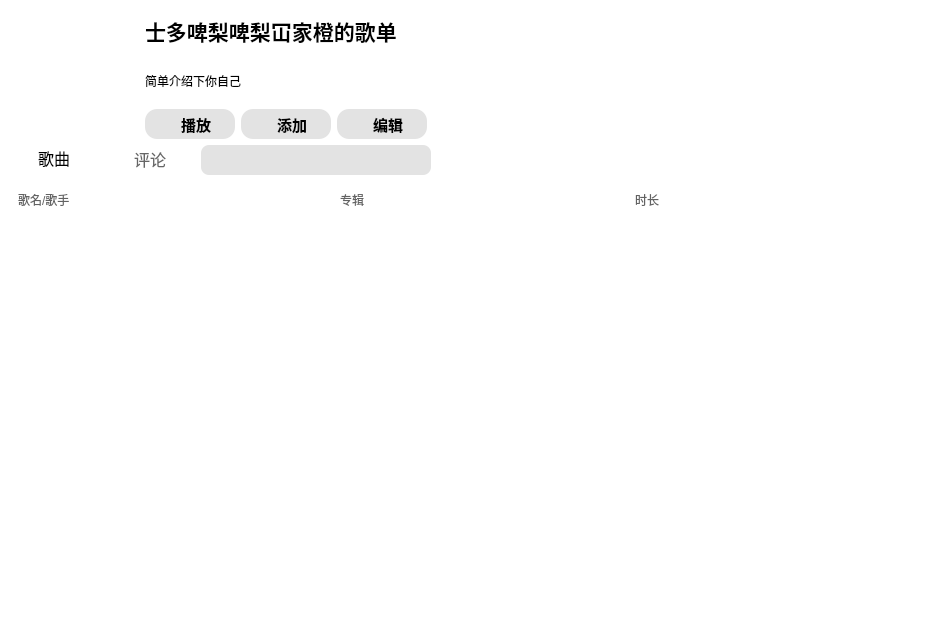
The window that music_widget.ui (Key2209/LoMei_MusicPlayer) describes before a commit, drawn with Qt 5.
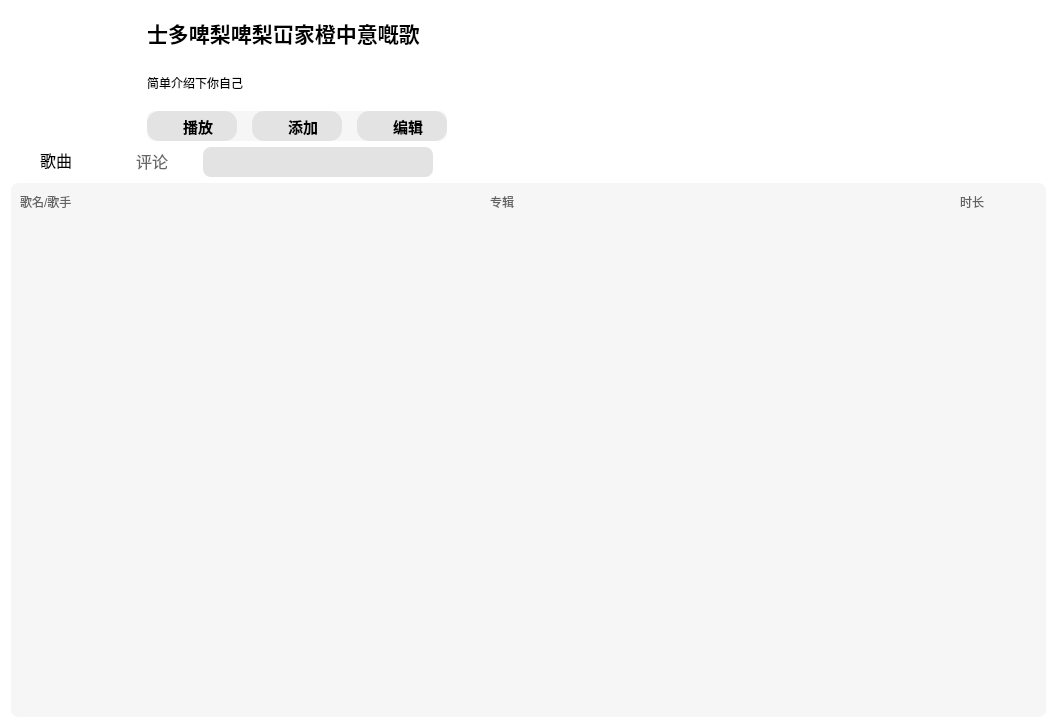
The same window after the commit. Icons and pictures are not drawn.

Diff of the .ui file:
```diff
--- a/music_widget.ui
+++ b/music_widget.ui
@@ -6,8 +6,8 @@
    <rect>
     <x>0</x>
     <y>0</y>
-    <width>941</width>
-    <height>618</height>
+    <width>1057</width>
+    <height>728</height>
    </rect>
   </property>
   <property name="windowTitle">
@@ -17,36 +17,11 @@
    <string notr="true">border-radius:8px;
 background-color: rgb(255, 255, 255);</string>
   </property>
-  <layout class="QGridLayout" name="gridLayout_4">
-   <property name="leftMargin">
-    <number>0</number>
-   </property>
-   <property name="topMargin">
-    <number>0</number>
-   </property>
-   <property name="rightMargin">
-    <number>0</number>
-   </property>
-   <property name="bottomMargin">
-    <number>9</number>
-   </property>
-   <property name="spacing">
-    <number>0</number>
-   </property>
-   <item row="0" column="0">
-    <layout class="QVBoxLayout" name="verticalLayout_2">
-     <item>
-      <widget class="QStackedWidget" name="stackedWidget">
-       <property name="styleSheet">
-        <string notr="true">boder:none;</string>
-       </property>
-       <property name="currentIndex">
-        <number>0</number>
-       </property>
-       <widget class="QWidget" name="page">
         <layout class="QGridLayout" name="gridLayout_3">
          <item row="0" column="0">
-          <layout class="QHBoxLayout" name="horizontalLayout_6">
+    <layout class="QVBoxLayout" name="verticalLayout_3">
+     <item>
+      <layout class="QHBoxLayout" name="horizontalLayout_2">
            <item>
             <widget class="QLabel" name="label_songImage">
              <property name="minimumSize">
@@ -85,7 +60,14 @@
 background: transparent;</string>
                </property>
                <property name="text">
-                <string>&lt;html&gt;&lt;head/&gt;&lt;body&gt;&lt;p&gt;&lt;span style=&quot; font-size:16pt; font-weight:700;&quot;&gt;士多啤梨啤梨冚家橙的歌单&lt;/span&gt;&lt;/p&gt;&lt;/body&gt;&lt;/html&gt;</string>
+            <string>&lt;!DOCTYPE HTML PUBLIC &quot;-//W3C//DTD HTML 4.0//EN&quot; &quot;http://www.w3.org/TR/REC-html40/strict.dtd&quot;&gt;
+&lt;html&gt;&lt;head&gt;&lt;meta name=&quot;qrichtext&quot; content=&quot;1&quot; /&gt;&lt;meta charset=&quot;utf-8&quot; /&gt;&lt;style type=&quot;text/css&quot;&gt;
+p, li { white-space: pre-wrap; }
+hr { height: 1px; border-width: 0; }
+li.unchecked::marker { content: &quot;\2610&quot;; }
+li.checked::marker { content: &quot;\2612&quot;; }
+&lt;/style&gt;&lt;/head&gt;&lt;body style=&quot; font-family:'Microsoft YaHei UI'; font-size:9pt; font-weight:400; font-style:normal;&quot;&gt;
+&lt;p style=&quot; margin-top:12px; margin-bottom:12px; margin-left:0px; margin-right:0px; -qt-block-indent:0; text-indent:0px;&quot;&gt;&lt;span style=&quot; font-size:16pt; font-weight:700;&quot;&gt;士多啤梨啤梨冚家橙中意嘅歌&lt;/span&gt;&lt;/p&gt;&lt;/body&gt;&lt;/html&gt;</string>
                </property>
               </widget>
              </item>
@@ -101,7 +83,43 @@
               </widget>
              </item>
              <item>
-              <layout class="QHBoxLayout" name="horizontalLayout_5">
+          <widget class="QWidget" name="widget" native="true">
+           <property name="minimumSize">
+            <size>
+             <width>300</width>
+             <height>30</height>
+            </size>
+           </property>
+           <property name="maximumSize">
+            <size>
+             <width>300</width>
+             <height>30</height>
+            </size>
+           </property>
+           <property name="styleSheet">
+            <string notr="true">background-color: #F6F6F6;</string>
+           </property>
+           <layout class="QGridLayout" name="gridLayout_2">
+            <property name="leftMargin">
+             <number>0</number>
+            </property>
+            <property name="topMargin">
+             <number>0</number>
+            </property>
+            <property name="rightMargin">
+             <number>0</number>
+            </property>
+            <property name="bottomMargin">
+             <number>0</number>
+            </property>
+            <property name="spacing">
+             <number>0</number>
+            </property>
+            <item row="0" column="0">
+             <layout class="QHBoxLayout" name="horizontalLayout" stretch="300,1,300,1,300">
+              <property name="spacing">
+               <number>0</number>
+              </property>
                <item>
                 <widget class="QPushButton" name="pushButton_title_play">
                  <property name="minimumSize">
@@ -142,6 +160,19 @@
                  </property>
                 </widget>
                </item>
+              <item>
+               <spacer name="horizontalSpacer">
+                <property name="orientation">
+                 <enum>Qt::Orientation::Horizontal</enum>
+                </property>
+                <property name="sizeHint" stdset="0">
+                 <size>
+                  <width>13</width>
+                  <height>45</height>
+                 </size>
+                </property>
+               </spacer>
+              </item>
                <item>
                 <widget class="QPushButton" name="pushButton_add">
                  <property name="minimumSize">
@@ -182,6 +213,19 @@
                  </property>
                 </widget>
                </item>
+              <item>
+               <spacer name="horizontalSpacer_6">
+                <property name="orientation">
+                 <enum>Qt::Orientation::Horizontal</enum>
+                </property>
+                <property name="sizeHint" stdset="0">
+                 <size>
+                  <width>13</width>
+                  <height>45</height>
+                 </size>
+                </property>
+               </spacer>
+              </item>
                <item>
                 <widget class="QPushButton" name="pushButton_edit">
                  <property name="minimumSize">
@@ -225,6 +269,9 @@
               </layout>
              </item>
             </layout>
+          </widget>
+         </item>
+        </layout>
            </item>
            <item>
             <spacer name="horizontalSpacer_9">
@@ -241,7 +288,9 @@
            </item>
           </layout>
          </item>
-         <item row="1" column="0">
+     <item>
+      <layout class="QVBoxLayout" name="verticalLayout_2">
+       <item>
           <layout class="QHBoxLayout" name="horizontalLayout_8">
            <item>
             <widget class="QPushButton" name="pushButton_title_songName">
@@ -358,14 +407,21 @@
            </item>
           </layout>
          </item>
-         <item row="2" column="0">
+       <item>
           <widget class="QStackedWidget" name="stackedWidget_song_comment">
+         <property name="styleSheet">
+          <string notr="true">background-color:#F6F6F6;
+</string>
+         </property>
+         <property name="currentIndex">
+          <number>0</number>
+         </property>
            <widget class="QWidget" name="song">
             <layout class="QGridLayout" name="gridLayout">
              <item row="0" column="0">
               <layout class="QVBoxLayout" name="verticalLayout_4">
                <item>
-                <layout class="QHBoxLayout" name="horizontalLayout_10">
+              <layout class="QHBoxLayout" name="horizontalLayout_10" stretch="10,160,10,170,10,20">
                  <item>
                   <widget class="QLabel" name="label_Introduction_2">
                    <property name="styleSheet">
@@ -441,7 +497,12 @@
                 </layout>
                </item>
                <item>
-                <widget class="QListWidget" name="listWidget"/>
+              <widget class="QListWidget" name="listWidget">
+               <property name="styleSheet">
+                <string notr="true">background-color:#F6F6F6;
+</string>
+               </property>
+              </widget>
                </item>
               </layout>
              </item>
@@ -451,9 +512,6 @@
           </widget>
          </item>
         </layout>
-       </widget>
-       <widget class="QWidget" name="page_2"/>
-      </widget>
      </item>
     </layout>
    </item>
```
Left out of the diff: 12 changed lines with no effect on the pictures. Lines whose indentation alone changed are shown as unchanged.
